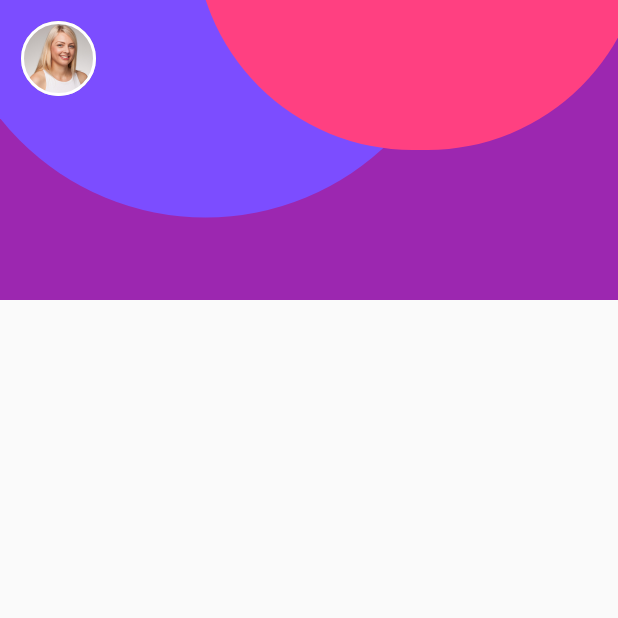
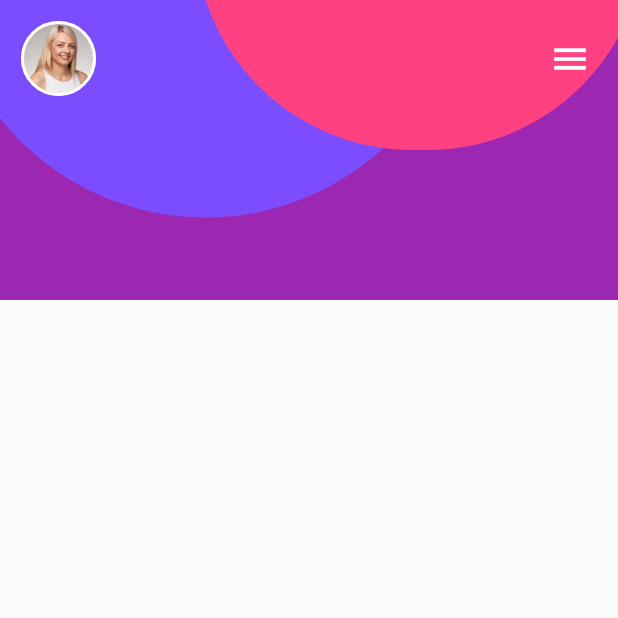
Before and after one commit to KasunDissanayake94/BakeryApp, a Flutter app: the screen it shows after launch, on a phone screen of 412 x 824 dp, the top half of it. Run offline on Flutter 3.47's test engine with Material 2 defaults, Android fonts, the phone set to English and light mode, and no system bars.

Commit message:
Icon added

```diff
--- a/lib/main.dart
+++ b/lib/main.dart
@@ -89,6 +89,20 @@ class _MyHomePageState extends State<MyHomePage>{
                               ),
                             ),
                           ),
+                          SizedBox(
+                            width: MediaQuery.of(context).size.width-120,),
+                          Container(
+                            alignment: Alignment.topRight,
+                            child: IconButton(
+                                icon: Icon(Icons.menu),
+                                onPressed: (){},
+                              color: Colors.white,
+                              iconSize: 28.0,
+                                ),
+                          ),
+                          SizedBox(
+                            height: 15.0,
+                          ),
                         ],
                       ),
                     ],
```
